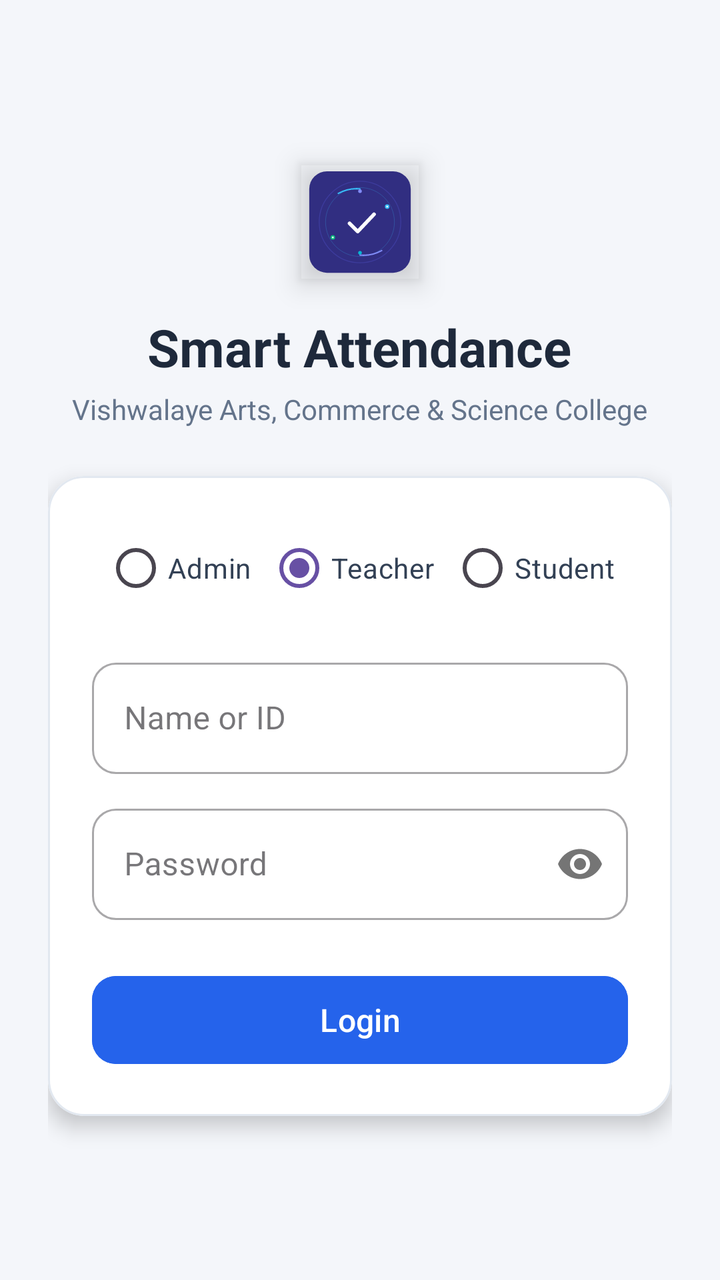
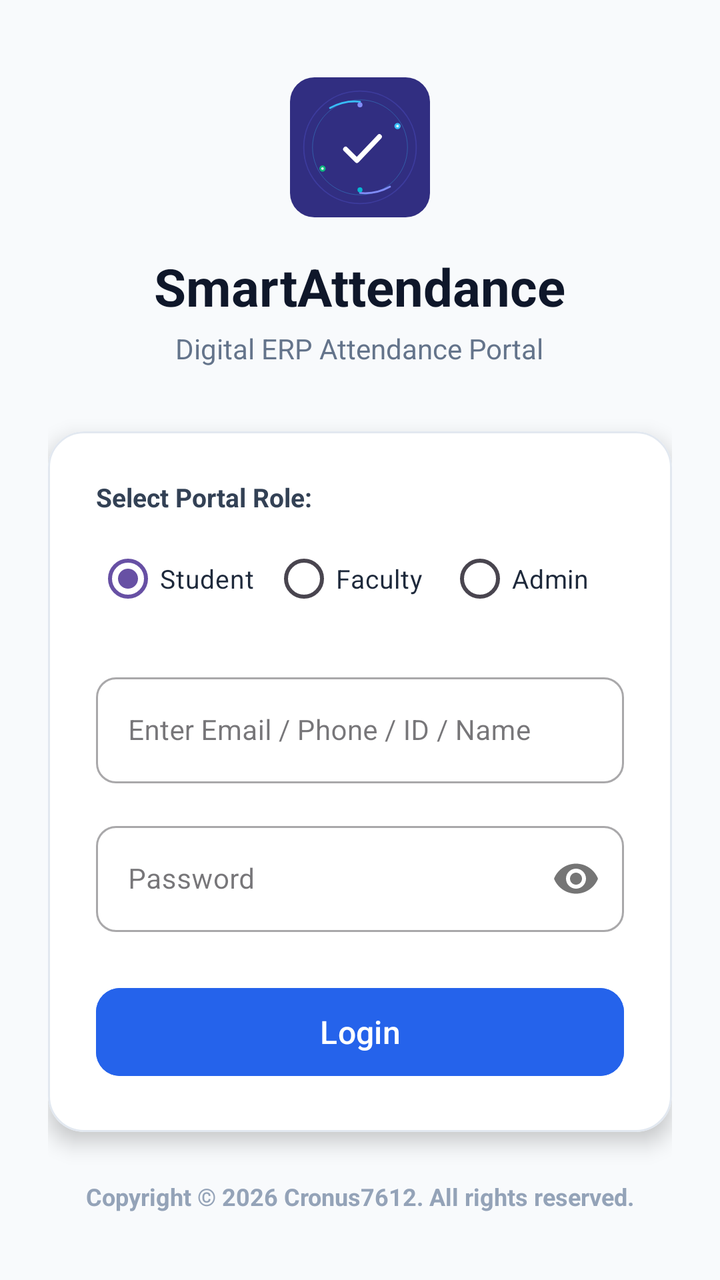

Two renders of the same Android screen: before a commit and after it. Below are the layout's source before the change and the commit's diff.
<!-- AndroidManifest.xml: application theme Theme.SmartAttendance -->
<!-- res/layout/activity_main.xml -->
<?xml version="1.0" encoding="utf-8"?>
<LinearLayout xmlns:android="http://schemas.android.com/apk/res/android"
    xmlns:app="http://schemas.android.com/apk/res-auto"
    android:layout_width="match_parent"
    android:layout_height="match_parent"
    android:background="#F4F6FA"
    android:gravity="center"
    android:orientation="vertical"
    android:padding="24dp">

    

    <com.google.android.material.imageview.ShapeableImageView
        android:layout_width="60dp"
        android:layout_height="58dp"
        android:layout_marginBottom="16dp"
        android:elevation="8dp"
        android:src="@drawable/ic_smart_logo" />

    <TextView
        android:layout_width="wrap_content"
        android:layout_height="wrap_content"
        android:text="Smart Attendance"
        android:textColor="#1E293B"
        android:textSize="26sp"
        android:textStyle="bold" />

    <TextView
        android:layout_width="wrap_content"
        android:layout_height="wrap_content"
        android:layout_marginTop="4dp"
        android:layout_marginBottom="24dp"
        android:text="Vishwalaye Arts, Commerce &amp; Science College"
        android:textColor="#64748B"
        android:textSize="14sp" />

    <com.google.android.material.card.MaterialCardView
        android:layout_width="match_parent"
        android:layout_height="wrap_content"
        app:cardBackgroundColor="#FFFFFF"
        app:cardCornerRadius="18dp"
        app:cardElevation="6dp"
        app:strokeColor="#E2E8F0"
        app:strokeWidth="1dp">

        <LinearLayout
            android:layout_width="match_parent"
            android:layout_height="wrap_content"
            android:orientation="vertical"
            android:padding="22dp">

            
            <RadioGroup
                android:id="@+id/roleRadioGroup"
                android:layout_width="match_parent"
                android:layout_height="wrap_content"
                android:layout_marginBottom="18dp"
                android:gravity="center"
                android:orientation="horizontal">

                <RadioButton
                    android:id="@+id/radioAdmin"
                    android:layout_width="wrap_content"
                    android:layout_height="wrap_content"
                    android:text="Admin"
                    android:textColor="#334155"
                    android:textSize="14sp" />

                <RadioButton
                    android:id="@+id/radioTeacher"
                    android:layout_width="wrap_content"
                    android:layout_height="wrap_content"
                    android:layout_marginStart="8dp"
                    android:layout_marginEnd="8dp"
                    android:checked="true"
                    android:text="Teacher"
                    android:textColor="#334155"
                    android:textSize="14sp" />

                <RadioButton
                    android:id="@+id/radioStudent"
                    android:layout_width="wrap_content"
                    android:layout_height="wrap_content"
                    android:text="Student"
                    android:textColor="#334155"
                    android:textSize="14sp" />
            </RadioGroup>

            
            <com.google.android.material.textfield.TextInputLayout
                android:id="@+id/tilInput"
                style="@style/Widget.MaterialComponents.TextInputLayout.OutlinedBox"
                android:layout_width="match_parent"
                android:layout_height="wrap_content"
                android:layout_marginBottom="12dp"
                android:hint="Name or ID"
                app:boxCornerRadiusBottomEnd="12dp"
                app:boxCornerRadiusBottomStart="12dp"
                app:boxCornerRadiusTopEnd="12dp"
                app:boxCornerRadiusTopStart="12dp">

                <com.google.android.material.textfield.TextInputEditText
                    android:id="@+id/etEmail"
                    android:layout_width="match_parent"
                    android:layout_height="wrap_content"
                    android:inputType="text" />
            </com.google.android.material.textfield.TextInputLayout>

            
            <com.google.android.material.textfield.TextInputLayout
                style="@style/Widget.MaterialComponents.TextInputLayout.OutlinedBox"
                android:layout_width="match_parent"
                android:layout_height="wrap_content"
                android:layout_marginBottom="24dp"
                android:hint="Password"
                app:boxCornerRadiusBottomEnd="12dp"
                app:boxCornerRadiusBottomStart="12dp"
                app:boxCornerRadiusTopEnd="12dp"
                app:boxCornerRadiusTopStart="12dp"
                app:passwordToggleEnabled="true">

                <com.google.android.material.textfield.TextInputEditText
                    android:id="@+id/etPassword"
                    android:layout_width="match_parent"
                    android:layout_height="wrap_content"
                    android:imeOptions="actionDone"
                    android:inputType="textPassword" />
            </com.google.android.material.textfield.TextInputLayout>

            
            <com.google.android.material.button.MaterialButton
                android:id="@+id/btnLogin"
                android:layout_width="match_parent"
                android:layout_height="52dp"
                android:backgroundTint="#2563EB"
                android:text="Login"
                android:textAllCaps="false"
                android:textColor="#FFFFFF"
                android:textSize="16sp"
                app:cornerRadius="12dp" />

        </LinearLayout>
    </com.google.android.material.card.MaterialCardView>

</LinearLayout>
<!-- resources referenced by this layout -->
<resources>
  <!-- drawable ic_smart_logo: vector/xml drawable (drawable, 4767 chars, omitted) -->
  <style name="Theme.SmartAttendance" parent="Base.Theme.SmartAttendance" />
  <style name="Base.Theme.SmartAttendance" parent="Theme.Material3.DayNight.NoActionBar">
          
          
      </style>
</resources>

<!-- the commit's change to res/layout/activity_main.xml (unified diff, before → after) -->
@@ -1,39 +1,50 @@
 <?xml version="1.0" encoding="utf-8"?>
 <LinearLayout xmlns:android="http://schemas.android.com/apk/res/android"
     xmlns:app="http://schemas.android.com/apk/res-auto"
+    xmlns:tools="http://schemas.android.com/tools"
     android:layout_width="match_parent"
     android:layout_height="match_parent"
-    android:background="#F4F6FA"
+    android:background="#F8FAFC"
     android:gravity="center"
     android:orientation="vertical"
     android:padding="24dp">
 
     
-
-    <com.google.android.material.imageview.ShapeableImageView
-        android:layout_width="60dp"
-        android:layout_height="58dp"
-        android:layout_marginBottom="16dp"
-        android:elevation="8dp"
-        android:src="@drawable/ic_smart_logo" />
-
-    <TextView
+    <LinearLayout
         android:layout_width="wrap_content"
         android:layout_height="wrap_content"
-        android:text="Smart Attendance"
-        android:textColor="#1E293B"
-        android:textSize="26sp"
-        android:textStyle="bold" />
+        android:layout_marginBottom="32dp"
+        android:gravity="center"
+        android:orientation="vertical">
 
-    <TextView
-        android:layout_width="wrap_content"
-        android:layout_height="wrap_content"
-        android:layout_marginTop="4dp"
-        android:layout_marginBottom="24dp"
-        android:text="Vishwalaye Arts, Commerce &amp; Science College"
-        android:textColor="#64748B"
-        android:textSize="14sp" />
+        <ImageView
+            android:id="@+id/imgAppLogo"
+            android:layout_width="80dp"
+            android:layout_height="80dp"
+            android:contentDescription="@string/app_name"
+            android:src="@drawable/ic_smart_logo" />
 
+        <TextView
+            android:id="@+id/tvAppTitle"
+            android:layout_width="wrap_content"
+            android:layout_height="wrap_content"
+            android:layout_marginTop="12dp"
+            android:text="@string/app_name"
+            android:textColor="#0F172A"
+            android:textSize="26sp"
+            android:textStyle="bold" />
+
+        <TextView
+            android:id="@+id/tvAppSubtitle"
+            android:layout_width="wrap_content"
+            android:layout_height="wrap_content"
+            android:layout_marginTop="4dp"
+            android:text="Digital ERP Attendance Portal"
+            android:textColor="#64748B"
+            android:textSize="14sp" />
+    </LinearLayout>
+
+    
     <com.google.android.material.card.MaterialCardView
         android:layout_width="match_parent"
         android:layout_height="wrap_content"
@@ -47,43 +58,52 @@
             android:layout_width="match_parent"
             android:layout_height="wrap_content"
             android:orientation="vertical"
-            android:padding="22dp">
+            android:padding="24dp">
 
             
+            <TextView
+                android:layout_width="wrap_content"
+                android:layout_height="wrap_content"
+                android:layout_marginBottom="8dp"
+                android:text="Select Portal Role:"
+                android:textColor="#334155"
+                android:textSize="13sp"
+                android:textStyle="bold" />
+
             <RadioGroup
                 android:id="@+id/roleRadioGroup"
                 android:layout_width="match_parent"
                 android:layout_height="wrap_content"
-                android:layout_marginBottom="18dp"
-                android:gravity="center"
+                android:layout_marginBottom="20dp"
                 android:orientation="horizontal">
 
                 <RadioButton
-                    android:id="@+id/radioAdmin"
-                    android:layout_width="wrap_content"
+                    android:id="@+id/radioStudent"
+                    android:layout_width="0dp"
                     android:layout_height="wrap_content"
-                    android:text="Admin"
-                    android:textColor="#334155"
-                    android:textSize="14sp" />
+                    android:layout_weight="1"
+                    android:checked="true"
+                    android:text="Student"
+                    android:textColor="#1E293B"
+                    android:textSize="13sp" />
 
                 <RadioButton
                     android:id="@+id/radioTeacher"
-                    android:layout_width="wrap_content"
+                    android:layout_width="0dp"
                     android:layout_height="wrap_content"
-                    android:layout_marginStart="8dp"
-                    android:layout_marginEnd="8dp"
-                    android:checked="true"
-                    android:text="Teacher"
-                    android:textColor="#334155"
-                    android:textSize="14sp" />
+                    android:layout_weight="1"
+                    android:text="Faculty"
+                    android:textColor="#1E293B"
+                    android:textSize="13sp" />
 
                 <RadioButton
-                    android:id="@+id/radioStudent"
-                    android:layout_width="wrap_content"
+                    android:id="@+id/radioAdmin"
+                    android:layout_width="0dp"
                     android:layout_height="wrap_content"
-                    android:text="Student"
-                    android:textColor="#334155"
-                    android:textSize="14sp" />
+                    android:layout_weight="1"
+                    android:text="Admin"
+                    android:textColor="#1E293B"
+                    android:textSize="13sp" />
             </RadioGroup>
 
             
@@ -92,39 +112,41 @@
                 style="@style/Widget.MaterialComponents.TextInputLayout.OutlinedBox"
                 android:layout_width="match_parent"
                 android:layout_height="wrap_content"
-                android:layout_marginBottom="12dp"
-                android:hint="Name or ID"
-                app:boxCornerRadiusBottomEnd="12dp"
-                app:boxCornerRadiusBottomStart="12dp"
-                app:boxCornerRadiusTopEnd="12dp"
-                app:boxCornerRadiusTopStart="12dp">
+                android:layout_marginBottom="16dp"
+                android:hint="Enter Email / Phone / ID / Name"
+                app:boxCornerRadiusBottomEnd="10dp"
+                app:boxCornerRadiusBottomStart="10dp"
+                app:boxCornerRadiusTopEnd="10dp"
+                app:boxCornerRadiusTopStart="10dp">
 
                 <com.google.android.material.textfield.TextInputEditText
                     android:id="@+id/etEmail"
                     android:layout_width="match_parent"
                     android:layout_height="wrap_content"
-                    android:inputType="text" />
+                    android:inputType="text"
+                    android:textSize="14sp" />
             </com.google.android.material.textfield.TextInputLayout>
 
             
             <com.google.android.material.textfield.TextInputLayout
+                android:id="@+id/tilPassword"
                 style="@style/Widget.MaterialComponents.TextInputLayout.OutlinedBox"
                 android:layout_width="match_parent"
                 android:layout_height="wrap_content"
                 android:layout_marginBottom="24dp"
                 android:hint="Password"
-                app:boxCornerRadiusBottomEnd="12dp"
-                app:boxCornerRadiusBottomStart="12dp"
-                app:boxCornerRadiusTopEnd="12dp"
-                app:boxCornerRadiusTopStart="12dp"
+                app:boxCornerRadiusBottomEnd="10dp"
+                app:boxCornerRadiusBottomStart="10dp"
+                app:boxCornerRadiusTopEnd="10dp"
+                app:boxCornerRadiusTopStart="10dp"
                 app:passwordToggleEnabled="true">
 
                 <com.google.android.material.textfield.TextInputEditText
                     android:id="@+id/etPassword"
                     android:layout_width="match_parent"
                     android:layout_height="wrap_content"
-                    android:imeOptions="actionDone"
-                    android:inputType="textPassword" />
+                    android:inputType="textPassword"
+                    android:textSize="14sp" />
             </com.google.android.material.textfield.TextInputLayout>
 
             
@@ -142,4 +164,16 @@
         </LinearLayout>
     </com.google.android.material.card.MaterialCardView>
 
+    
+    <TextView
+        android:id="@+id/tvLoginCopyright"
+        android:layout_width="match_parent"
+        android:layout_height="wrap_content"
+        android:layout_marginTop="24dp"
+        android:gravity="center"
+        android:text="@string/app_copyright"
+        android:textColor="#94A3B8"
+        android:textSize="12sp"
+        android:textStyle="bold" />
+
 </LinearLayout>
<!-- resource entries referenced after the edit -->
@@ -1,6 +1,8 @@
 <!-- resources referenced by this layout -->
 <resources>
   <!-- drawable ic_smart_logo: vector/xml drawable (drawable, 4767 chars, omitted) -->
+  <string name="app_copyright">Copyright © 2026 Cronus7612. All rights reserved.</string>
+  <string name="app_name">SmartAttendance</string>
   <style name="Theme.SmartAttendance" parent="Base.Theme.SmartAttendance" />
   <style name="Base.Theme.SmartAttendance" parent="Theme.Material3.DayNight.NoActionBar">
           
